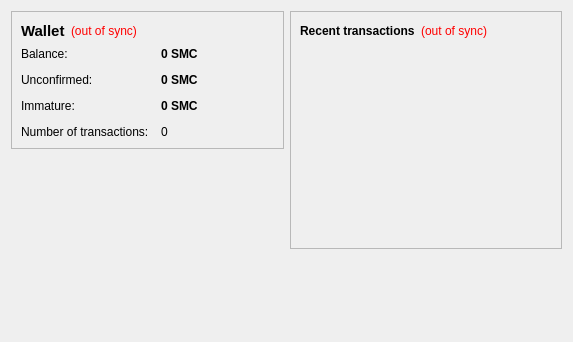
Above: src/qt/forms/overviewpage.ui from gbepound/gbepound before the change. Below: the same form after it.
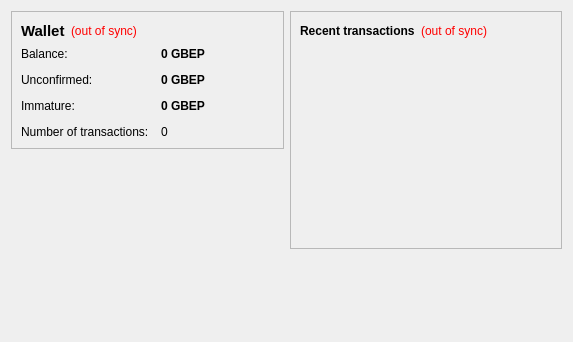
That is the form after the change.

The edit to the form file:
```diff
--- a/src/qt/forms/overviewpage.ui
+++ b/src/qt/forms/overviewpage.ui
@@ -105,7 +105,7 @@
              <string>Your current balance</string>
             </property>
             <property name="text">
-             <string notr="true">0 SMC</string>
+             <string notr="true">0 GBEP</string>
             </property>
             <property name="textInteractionFlags">
              <set>Qt::LinksAccessibleByMouse|Qt::TextSelectableByKeyboard|Qt::TextSelectableByMouse</set>
@@ -134,7 +134,7 @@
              <string>Total of transactions that have yet to be confirmed, and do not yet count toward the current balance</string>
             </property>
             <property name="text">
-             <string notr="true">0 SMC</string>
+             <string notr="true">0 GBEP</string>
             </property>
             <property name="textInteractionFlags">
              <set>Qt::LinksAccessibleByMouse|Qt::TextSelectableByKeyboard|Qt::TextSelectableByMouse</set>
@@ -177,7 +177,7 @@
              <string>Mined balance that has not yet matured</string>
             </property>
             <property name="text">
-             <string notr="true">0 SMC</string>
+             <string notr="true">0 GBEP</string>
             </property>
             <property name="textInteractionFlags">
              <set>Qt::LinksAccessibleByMouse|Qt::TextSelectableByKeyboard|Qt::TextSelectableByMouse</set>
```
Left out of the diff: 4 changed lines with no effect on the pictures.
